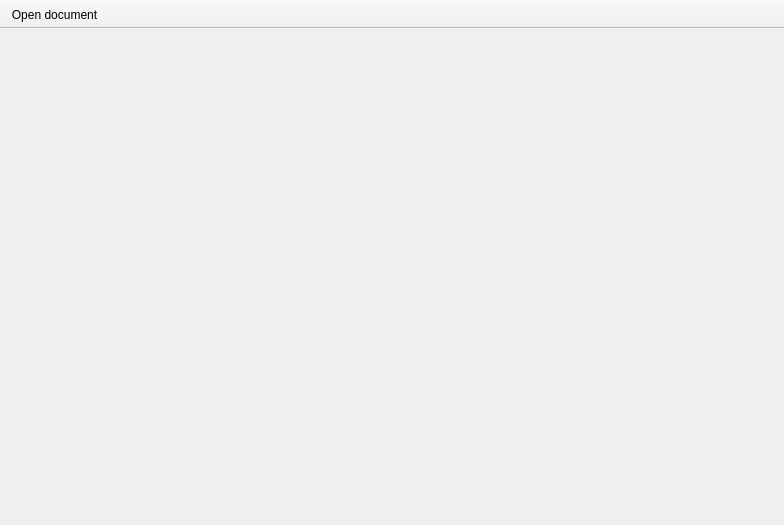
Above: src/plata.ui from warbacon/Plata before the change. Below: the same form after it.
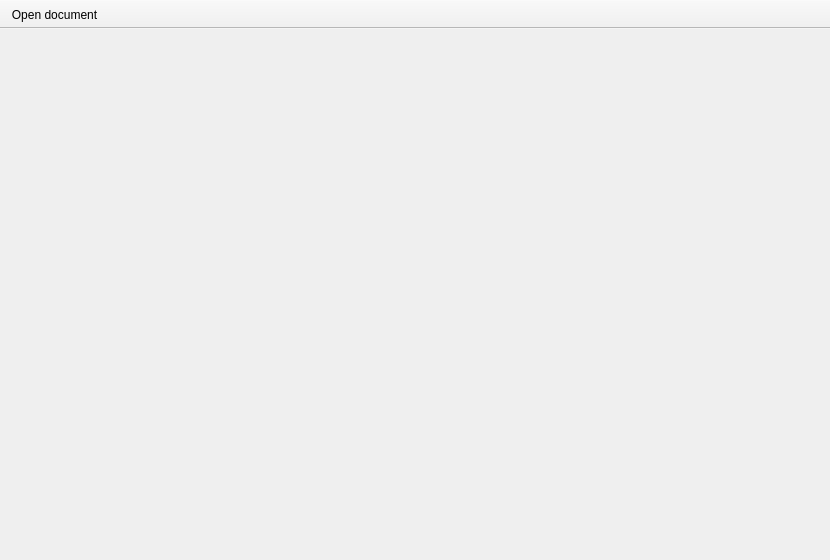
That is the form after the change. Icons and pictures are not drawn.

Patch:
```diff
--- a/src/plata.ui
+++ b/src/plata.ui
@@ -6,8 +6,8 @@
    <rect>
     <x>0</x>
     <y>0</y>
-    <width>784</width>
-    <height>525</height>
+    <width>830</width>
+    <height>560</height>
    </rect>
   </property>
   <property name="windowTitle">
```
